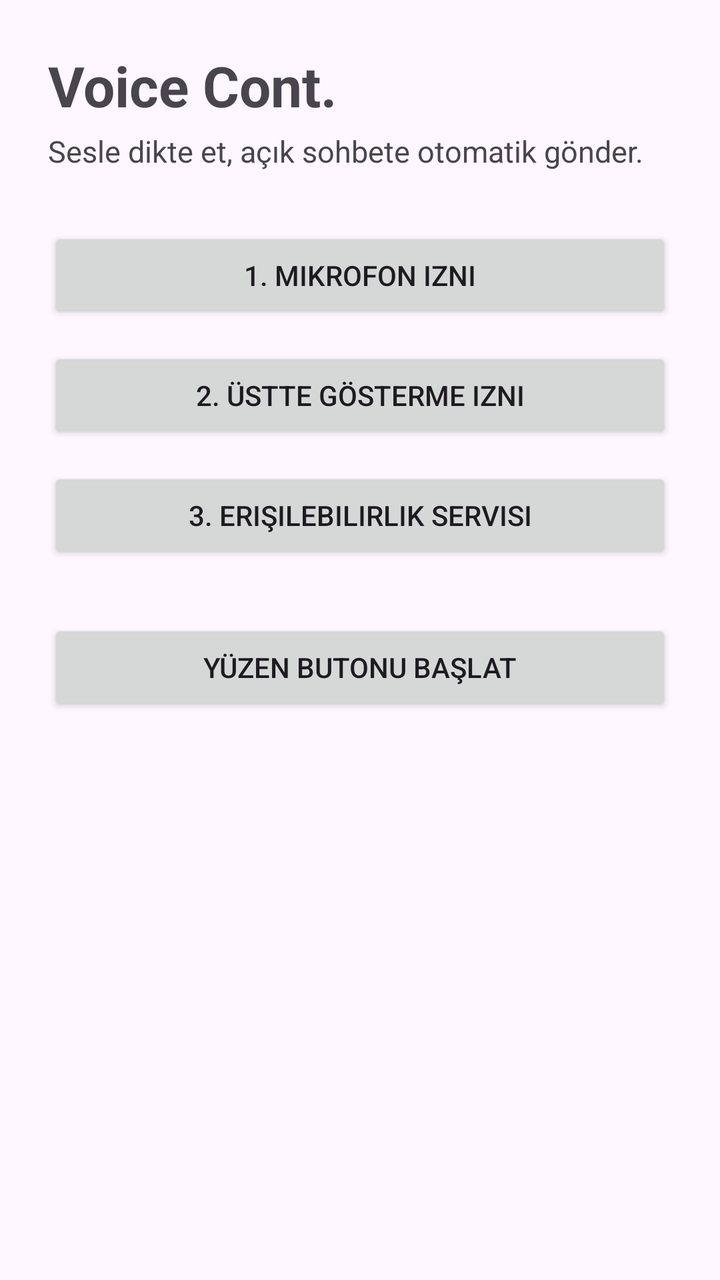
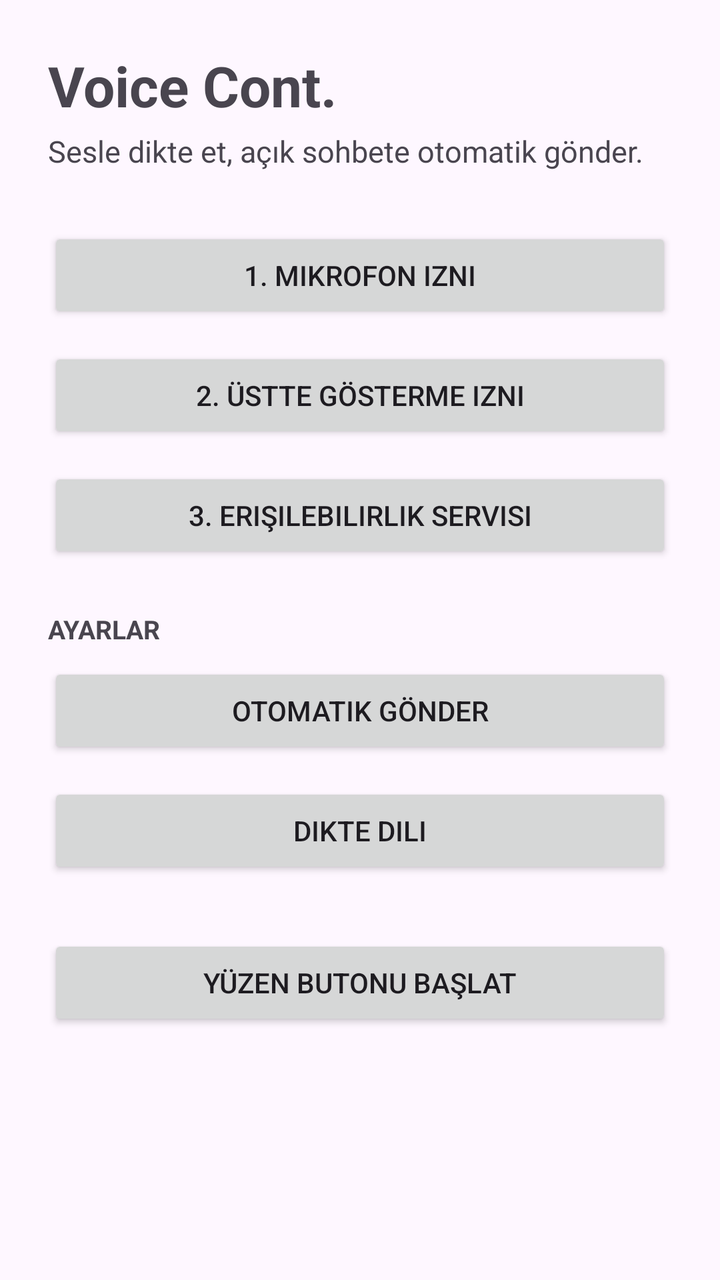

Compare the two renders of this Android layout. The source of the first and the diff that turns it into the second are given below.
<!-- AndroidManifest.xml: application theme Theme.VoiceCont -->
<!-- res/layout/activity_main.xml -->
<?xml version="1.0" encoding="utf-8"?>
<ScrollView xmlns:android="http://schemas.android.com/apk/res/android"
    android:layout_width="match_parent"
    android:layout_height="match_parent"
    android:fillViewport="true">

    <LinearLayout
        android:layout_width="match_parent"
        android:layout_height="wrap_content"
        android:orientation="vertical"
        android:padding="24dp">

        <TextView
            android:layout_width="wrap_content"
            android:layout_height="wrap_content"
            android:text="@string/title"
            android:textSize="28sp"
            android:textStyle="bold" />

        <TextView
            android:layout_width="wrap_content"
            android:layout_height="wrap_content"
            android:layout_marginTop="4dp"
            android:layout_marginBottom="28dp"
            android:text="@string/subtitle"
            android:textSize="15sp" />

        <Button
            android:id="@+id/btnMic"
            android:layout_width="match_parent"
            android:layout_height="wrap_content"
            android:layout_marginBottom="12dp"
            android:text="@string/perm_mic" />

        <Button
            android:id="@+id/btnOverlay"
            android:layout_width="match_parent"
            android:layout_height="wrap_content"
            android:layout_marginBottom="12dp"
            android:text="@string/perm_overlay" />

        <Button
            android:id="@+id/btnAccessibility"
            android:layout_width="match_parent"
            android:layout_height="wrap_content"
            android:layout_marginBottom="28dp"
            android:text="@string/perm_accessibility" />

        <Button
            android:id="@+id/btnStart"
            android:layout_width="match_parent"
            android:layout_height="wrap_content"
            android:text="@string/start_overlay" />

        <TextView
            android:id="@+id/tvStatus"
            android:layout_width="match_parent"
            android:layout_height="wrap_content"
            android:layout_marginTop="24dp"
            android:textSize="14sp"
            android:fontFamily="monospace" />

    </LinearLayout>
</ScrollView>
<!-- resources referenced by this layout -->
<resources>
  <string name="perm_accessibility">3. Erişilebilirlik servisi</string>
  <string name="perm_mic">1. Mikrofon izni</string>
  <string name="perm_overlay">2. Üstte gösterme izni</string>
  <string name="start_overlay">Yüzen butonu başlat</string>
  <string name="subtitle">Sesle dikte et, açık sohbete otomatik gönder.</string>
  <string name="title">Voice Cont.</string>
  <style name="Theme.VoiceCont" parent="Theme.Material3.DayNight.NoActionBar">
          <item name="colorPrimary">@color/purple</item>
          <item name="colorOnPrimary">@android:color/white</item>
      </style>
  <color name="purple">#6C4CE0</color>
</resources>

<!-- the commit's change to res/layout/activity_main.xml (unified diff, before → after) -->
@@ -43,8 +43,30 @@
             android:id="@+id/btnAccessibility"
             android:layout_width="match_parent"
             android:layout_height="wrap_content"
+            android:layout_marginBottom="24dp"
+            android:text="@string/perm_accessibility" />
+
+        <TextView
+            android:layout_width="wrap_content"
+            android:layout_height="wrap_content"
+            android:layout_marginBottom="8dp"
+            android:text="@string/settings_header"
+            android:textSize="13sp"
+            android:textStyle="bold" />
+
+        <Button
+            android:id="@+id/btnAutoSend"
+            android:layout_width="match_parent"
+            android:layout_height="wrap_content"
+            android:layout_marginBottom="12dp"
+            android:text="@string/auto_send" />
+
+        <Button
+            android:id="@+id/btnLang"
+            android:layout_width="match_parent"
+            android:layout_height="wrap_content"
             android:layout_marginBottom="28dp"
-            android:text="@string/perm_accessibility" />
+            android:text="@string/lang_label" />
 
         <Button
             android:id="@+id/btnStart"
<!-- resource entries referenced after the edit -->
@@ -1,8 +1,11 @@
 <!-- resources referenced by this layout -->
 <resources>
+  <string name="auto_send">Otomatik gönder</string>
+  <string name="lang_label">Dikte dili</string>
   <string name="perm_accessibility">3. Erişilebilirlik servisi</string>
   <string name="perm_mic">1. Mikrofon izni</string>
   <string name="perm_overlay">2. Üstte gösterme izni</string>
+  <string name="settings_header">AYARLAR</string>
   <string name="start_overlay">Yüzen butonu başlat</string>
   <string name="subtitle">Sesle dikte et, açık sohbete otomatik gönder.</string>
   <string name="title">Voice Cont.</string>
